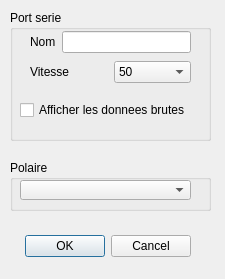
The window that src/Ui/realBoatConfig.ui (nohal/qtVlm) describes before a commit, drawn with Qt 5.
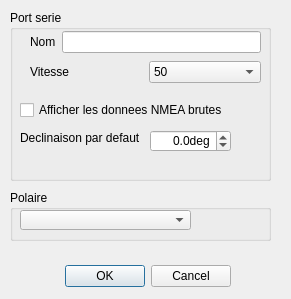
The same window after the commit.

Commit message: Add declinaison in headings (optional) in real boat mode regroup all A360(), diffAngle(), etc in Util A small change in interpolation ;)

```diff
--- a/src/Ui/realBoatConfig.ui
+++ b/src/Ui/realBoatConfig.ui
@@ -6,8 +6,8 @@
    <rect>
     <x>0</x>
     <y>0</y>
-    <width>225</width>
-    <height>279</height>
+    <width>291</width>
+    <height>299</height>
    </rect>
   </property>
   <property name="windowTitle">
@@ -16,8 +16,8 @@
   <widget class="QDialogButtonBox" name="buttonBox">
    <property name="geometry">
     <rect>
-     <x>20</x>
-     <y>230</y>
+     <x>60</x>
+     <y>260</y>
      <width>171</width>
      <height>32</height>
     </rect>
@@ -34,8 +34,8 @@
     <rect>
      <x>10</x>
      <y>10</y>
-     <width>201</width>
-     <height>131</height>
+     <width>261</width>
+     <height>171</height>
     </rect>
    </property>
    <property name="title">
@@ -46,7 +46,7 @@
      <rect>
       <x>20</x>
       <y>20</y>
-      <width>161</width>
+      <width>231</width>
       <height>24</height>
      </rect>
     </property>
@@ -68,7 +68,7 @@
      <rect>
       <x>20</x>
       <y>50</y>
-      <width>161</width>
+      <width>231</width>
       <height>24</height>
      </rect>
     </property>
@@ -201,12 +201,50 @@
      <rect>
       <x>10</x>
       <y>90</y>
-      <width>191</width>
+      <width>231</width>
       <height>20</height>
      </rect>
     </property>
     <property name="text">
-     <string>Afficher les donnees brutes</string>
+     <string>Afficher les donnees NMEA brutes</string>
+    </property>
+   </widget>
+   <widget class="QLabel" name="label_3">
+    <property name="geometry">
+     <rect>
+      <x>10</x>
+      <y>120</y>
+      <width>131</width>
+      <height>16</height>
+     </rect>
+    </property>
+    <property name="text">
+     <string>Declinaison par defaut</string>
+    </property>
+   </widget>
+   <widget class="QDoubleSpinBox" name="declinaison">
+    <property name="geometry">
+     <rect>
+      <x>140</x>
+      <y>120</y>
+      <width>81</width>
+      <height>22</height>
+     </rect>
+    </property>
+    <property name="toolTip">
+     <string>Positif pour Est, negatif pour Ouest</string>
+    </property>
+    <property name="alignment">
+     <set>Qt::AlignRight|Qt::AlignTrailing|Qt::AlignVCenter</set>
+    </property>
+    <property name="suffix">
+     <string>deg</string>
+    </property>
+    <property name="decimals">
+     <number>1</number>
+    </property>
+    <property name="minimum">
+     <double>-100.000000000000000</double>
     </property>
    </widget>
   </widget>
@@ -214,8 +252,8 @@
    <property name="geometry">
     <rect>
      <x>10</x>
-     <y>160</y>
-     <width>201</width>
+     <y>190</y>
+     <width>261</width>
      <height>51</height>
     </rect>
    </property>
```
Left out of the diff: 8 changed lines with no effect on the pictures. The commit also changes 23 other files.
